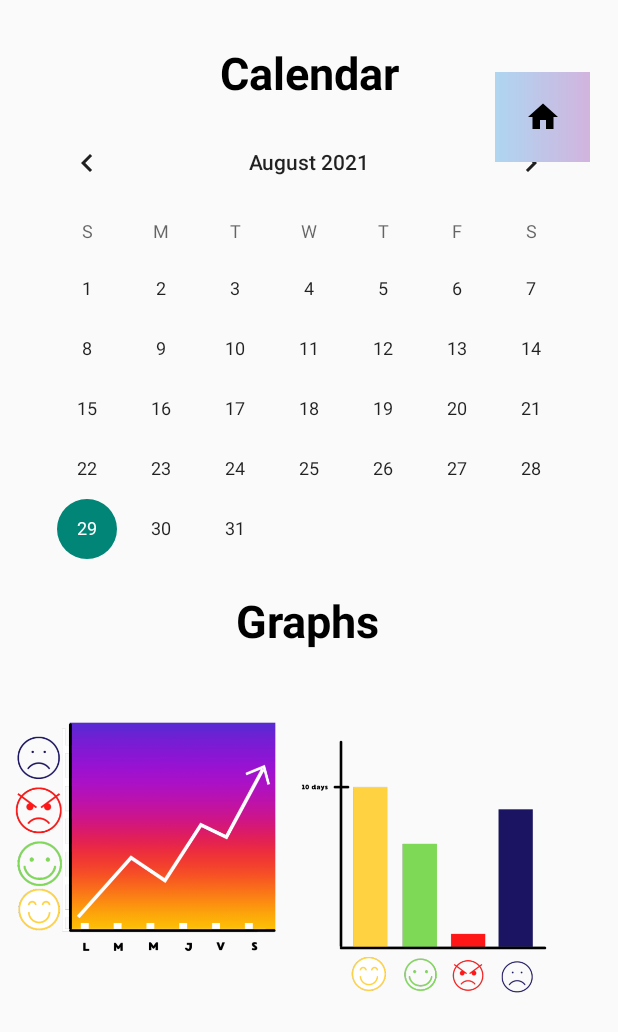
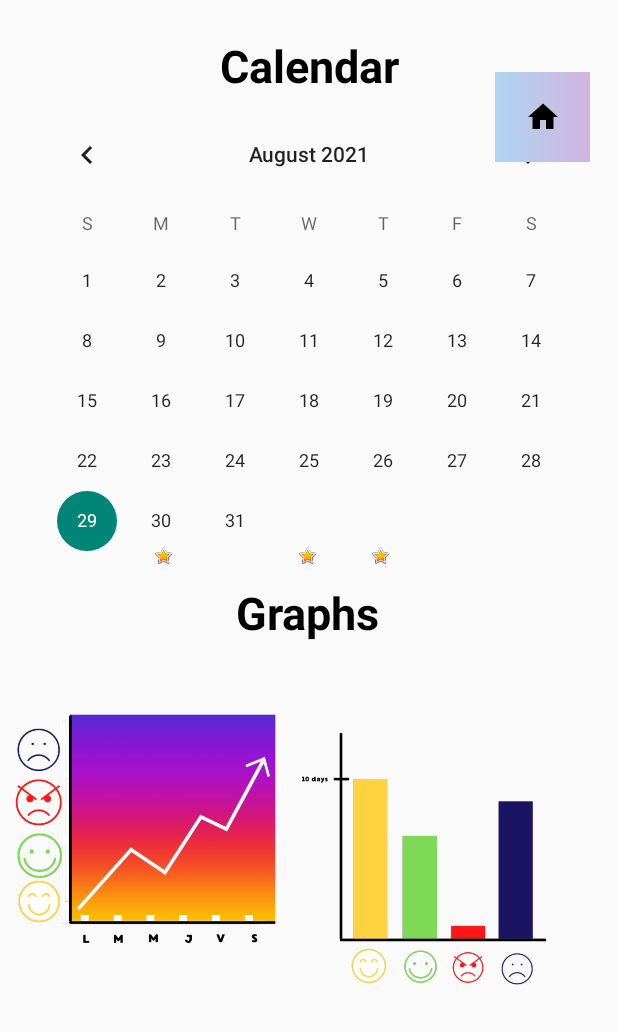
Before and after one commit to Noemi1313/BeWell, an Android app: the Results screen opened directly, with no data from a screen before it, on a phone screen of 412 x 824 dp. Shown: the top 1032 px of the screen. Run offline under Robolectric (Android 15) with nearby library versions, the light colour scheme and no system bars.

Commit message:
Ultima actualización

```diff
--- a/app/src/main/java/com/example/hm2/VoiceRecognition.java
+++ b/app/src/main/java/com/example/hm2/VoiceRecognition.java
@@ -1,8 +1,7 @@
 package com.example.hm2;
 
 import android.os.Bundle;
-import android.util.Log;
-import android.widget.Button;
+
 import androidx.annotation.Nullable;
 import androidx.appcompat.app.AppCompatActivity;
 import android.content.Intent;
--- a/app/src/main/res/layout/activity_results.xml
+++ b/app/src/main/res/layout/activity_results.xml
@@ -29,7 +29,7 @@
         app:layout_constraintEnd_toEndOf="parent"
         app:layout_constraintStart_toStartOf="parent"
         app:layout_constraintTop_toTopOf="parent"
-        app:layout_constraintVertical_bias="0.145" />
+        app:layout_constraintVertical_bias="0.135" />
 
     <TextView
         android:id="@+id/textHeaderGraph"
@@ -76,7 +76,44 @@
         app:layout_constraintStart_toStartOf="parent"
         app:layout_constraintTop_toTopOf="parent"
         app:layout_constraintVertical_bias="0.063"
-        app:srcCompat="@drawable/ic_home_black_24dp" />
+        app:srcCompat="@drawable/ic_home_black_24dp"
+        tools:ignore="SpeakableTextPresentCheck" />
+
+    <ImageView
+        android:id="@+id/imageView6"
+        android:layout_width="14dp"
+        android:layout_height="22dp"
+        app:layout_constraintBottom_toBottomOf="parent"
+        app:layout_constraintEnd_toEndOf="parent"
+        app:layout_constraintHorizontal_bias="0.498"
+        app:layout_constraintStart_toStartOf="parent"
+        app:layout_constraintTop_toTopOf="parent"
+        app:layout_constraintVertical_bias="0.448"
+        app:srcCompat="@android:drawable/btn_star_big_on" />
+
+    <ImageView
+        android:id="@+id/imageView7"
+        android:layout_width="14dp"
+        android:layout_height="22dp"
+        app:layout_constraintBottom_toBottomOf="parent"
+        app:layout_constraintEnd_toEndOf="parent"
+        app:layout_constraintHorizontal_bias="0.256"
+        app:layout_constraintStart_toStartOf="parent"
+        app:layout_constraintTop_toTopOf="parent"
+        app:layout_constraintVertical_bias="0.448"
+        app:srcCompat="@android:drawable/btn_star_big_on" />
+
+    <ImageView
+        android:id="@+id/imageView8"
+        android:layout_width="14dp"
+        android:layout_height="22dp"
+        app:layout_constraintBottom_toBottomOf="parent"
+        app:layout_constraintEnd_toEndOf="parent"
+        app:layout_constraintHorizontal_bias="0.619"
+        app:layout_constraintStart_toStartOf="parent"
+        app:layout_constraintTop_toTopOf="parent"
+        app:layout_constraintVertical_bias="0.448"
+        app:srcCompat="@android:drawable/btn_star_big_on" />
 
 
 </androidx.constraintlayout.widget.ConstraintLayout>
--- a/app/src/main/res/layout/activity_voice_recognition.xml
+++ b/app/src/main/res/layout/activity_voice_recognition.xml
@@ -48,6 +48,7 @@
         android:background="@color/white"
         android:scaleType="fitCenter"
         android:src="@drawable/unnamed"
+        android:onClick="onClick"
         app:layout_constraintBottom_toBottomOf="parent"
         app:layout_constraintEnd_toEndOf="parent"
         app:layout_constraintHorizontal_bias="0.496"
```
